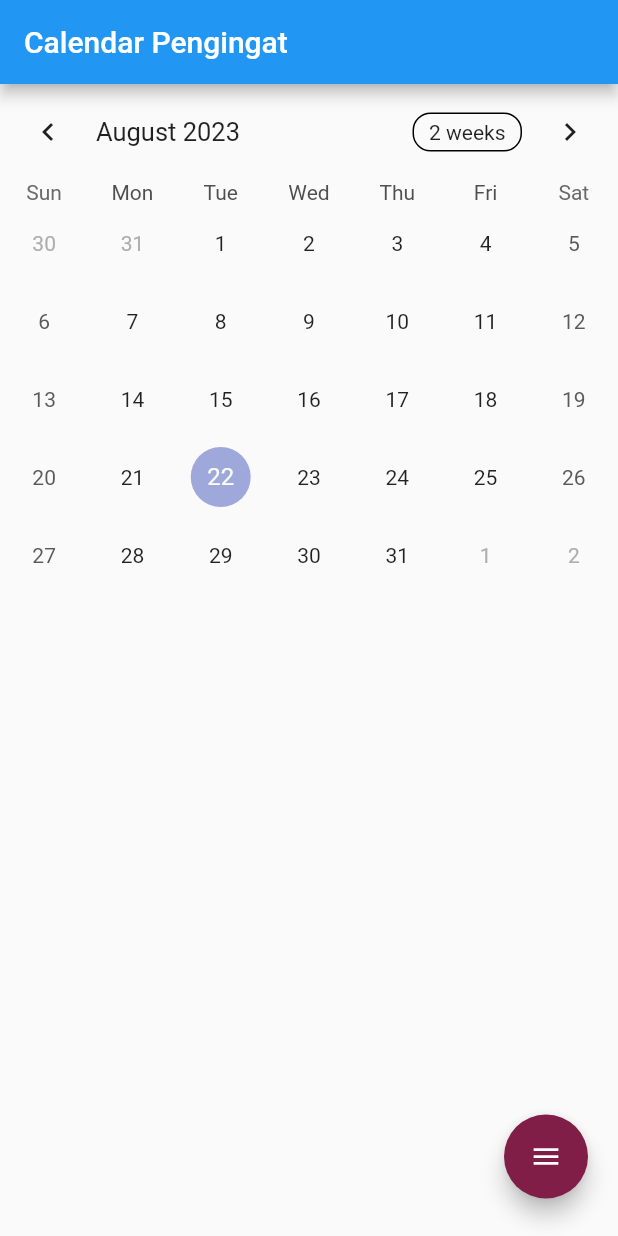
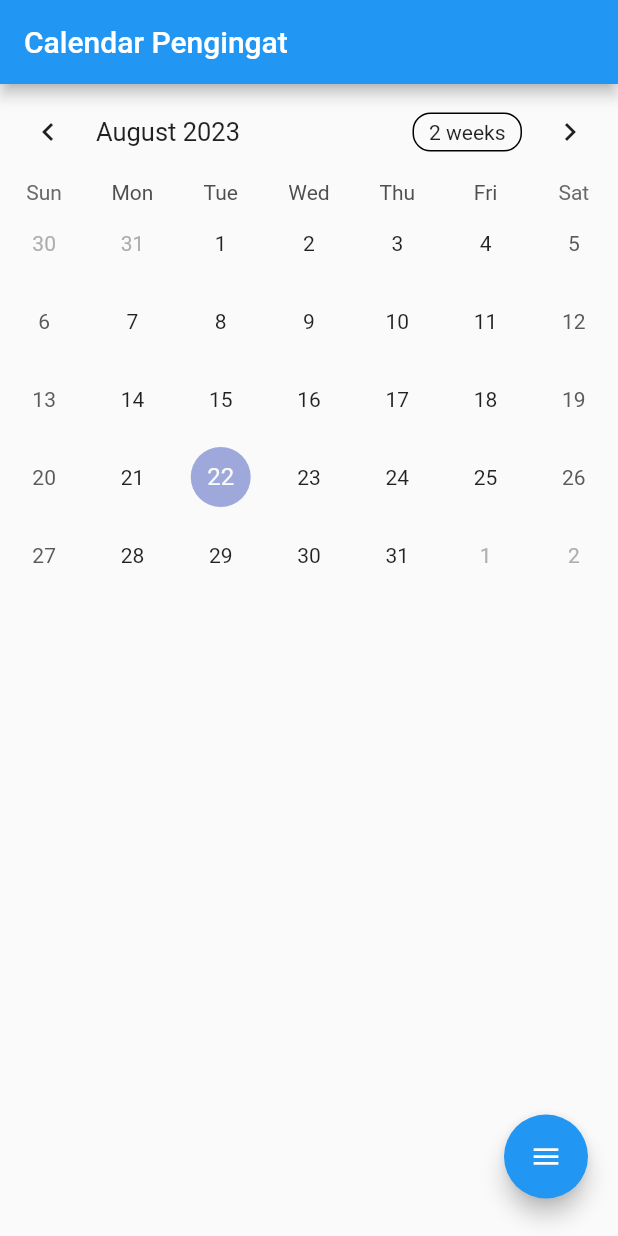
Before and after one commit to rdsarjito/brushing_teeth_reminder, a Flutter app: the screen it shows after launch, on a phone screen of 412 x 824 dp. Run offline on Flutter 3.47's test engine with Material 2 defaults, Android fonts, the phone set to English and light mode, and no system bars; drawn by our look-alikes of flutter_speed_dial, table_calendar; our stand-ins replace flutter_datetime_picker_plus, flutter_local_notifications, timezone; missing offline and left inert: qr_code_scanner.

Commit message:
Update and Error Notification

```diff
--- a/lib/main.dart
+++ b/lib/main.dart
@@ -8,7 +8,7 @@ import 'scanner.dart';
 void main() => runApp(const MaterialApp(home: MyApp()));
 
 class MyApp extends StatefulWidget {
-  final String  fromOtherSide;
+  final String fromOtherSide;
 
   const MyApp({
     Key? key,
@@ -51,15 +51,12 @@ class _MyAppState extends State<MyApp> {
           locale: "en_US",
           firstDay: DateTime.utc(2010, 10, 16),
           lastDay: DateTime.utc(2030, 3, 14),
-
           // selectedDayPredicate: Ele,
           focusedDay: DateTime.now(),
           // onDaySelected: _onDaySelected,
           // onFormatChanged: ,
         ),
-
       ],
-
     );
   }
 
@@ -67,40 +64,46 @@ class _MyAppState extends State<MyApp> {
     return SpeedDial(
       animatedIcon: AnimatedIcons.menu_close,
       animatedIconTheme: const IconThemeData(size: 22),
-      backgroundColor: const Color(0xFF801E48),
+      backgroundColor: Colors.blue,
       visible: true,
       curve: Curves.bounceIn,
       children: [
         // FAB 1
         SpeedDialChild(
-          child: const Icon(Icons.qr_code_scanner_rounded),
-          backgroundColor: const Color(0xFF801E48),
+          child: const Icon(
+            Icons.qr_code,
+            color: Colors.white,
+          ),
+          backgroundColor: Colors.blue,
           onTap: () {
             _awaitReturnValueFromScanner(context);
           },
-          label: 'Button 1',
+          label: 'Scanner',
           labelStyle: const TextStyle(
             fontWeight: FontWeight.w500,
             color: Colors.white,
             fontSize: 16.0
           ),
-          labelBackgroundColor: const Color(0xFF801E48)
+          labelBackgroundColor: Colors.blue
         ),
         // FAB 2
         SpeedDialChild(
-          child: const Icon(Icons.circle_notifications_rounded),
-          backgroundColor: const Color(0xFF801E48),
+          child: const Icon(
+            Icons.notifications,
+            color: Colors.white,
+          ),
+          backgroundColor: Colors.blue,
           onTap: () {
             Navigator.of(context).push(MaterialPageRoute(
               builder: (context) => const MyNotification(),
             ));
           },
-          label: 'Button 2',
+          label: 'Notifications',
           labelStyle: const TextStyle(
               fontWeight: FontWeight.w500,
               color: Colors.white,
               fontSize: 16.0),
-          labelBackgroundColor: const Color(0xFF801E48)
+          labelBackgroundColor: Colors.blue
         )
       ],
     );
```
Also changed, not shown: lib/notification.dart (+59 -3 lines), lib/Services/notifi_service.dart (line endings or trailing spaces).
